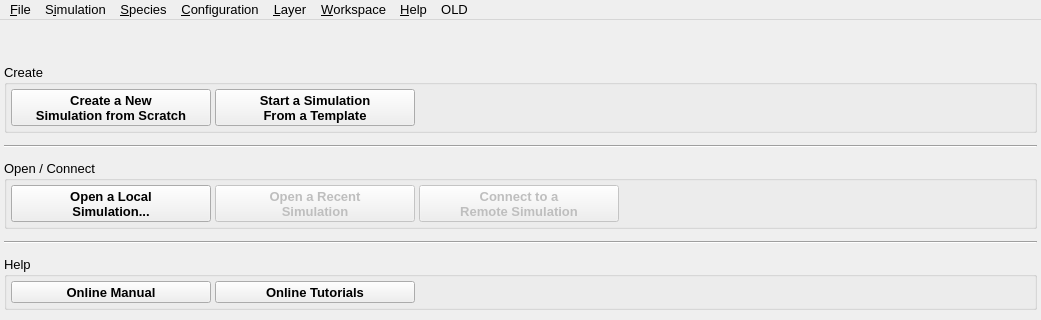
Qt form src/gui/gui.ui (disorderedmaterials/dissolve) before a commit; both pictures show x 0 to 1041 and y 0 to 320 of the 1041 by 790 pixel window.
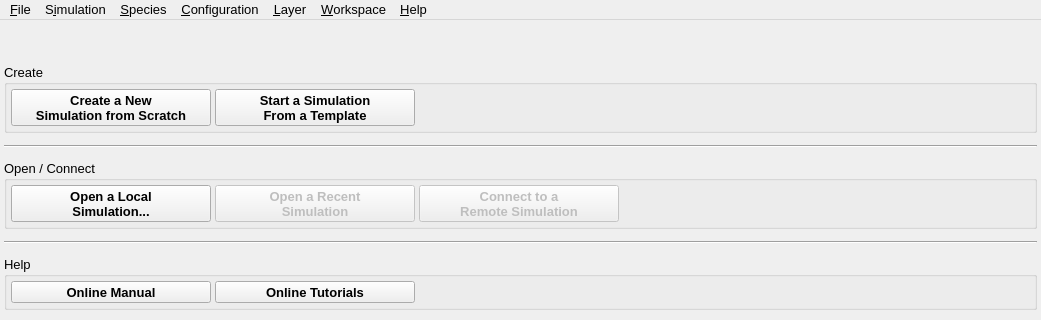
The same form after that commit. Icons and pictures are not drawn. Custom widgets are drawn as their Qt base class.

Commit message: Move old menu item.

The edit to the form file:
```diff
--- a/src/gui/gui.ui
+++ b/src/gui/gui.ui
@@ -798,7 +798,7 @@
      <x>0</x>
      <y>0</y>
      <width>1041</width>
-     <height>24</height>
+     <height>25</height>
     </rect>
    </property>
    <widget class="QMenu" name="SessionMenu">
@@ -852,18 +852,6 @@
     <addaction name="separator"/>
     <addaction name="SimulationSetRandomSeedAction"/>
    </widget>
-   <widget class="QMenu" name="OLDMMenu">
-    <property name="font">
-     <font>
-      <pointsize>10</pointsize>
-     </font>
-    </property>
-    <property name="title">
-     <string>OLD</string>
-    </property>
-    <addaction name="SimulationAddForcefieldTermsAction"/>
-    <addaction name="separator"/>
-   </widget>
    <widget class="QMenu" name="HelpMenu">
     <property name="font">
      <font>
@@ -918,7 +906,6 @@
    <addaction name="LayerMenu"/>
    <addaction name="WorkspaceMenu"/>
    <addaction name="HelpMenu"/>
-   <addaction name="OLDMMenu"/>
   </widget>
   <widget class="QStatusBar" name="statusBar"/>
   <action name="FileOpenLocalAction">
```
Left out of the diff: 3 changed lines with no effect on the pictures. The commit also changes 3 other files.
